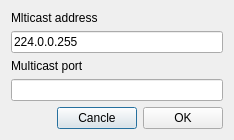
This is src/pages/udp/client/SAKUdpClientMulticastEditingDialog.ui in x-tools-author/x-tools as Qt 5 draws it before an edit. The edited form follows.
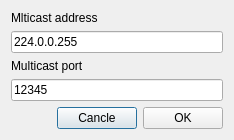
This is the edited form.

Patch:
```diff
--- a/src/pages/udp/client/SAKUdpClientMulticastEditingDialog.ui
+++ b/src/pages/udp/client/SAKUdpClientMulticastEditingDialog.ui
@@ -44,7 +44,7 @@
    <item row="3" column="0" colspan="3">
     <widget class="QLineEdit" name="portLineEdit">
      <property name="text">
-      <string notr="true"/>
+      <string notr="true">12345</string>
      </property>
      <property name="maxLength">
       <number>5</number>
```
